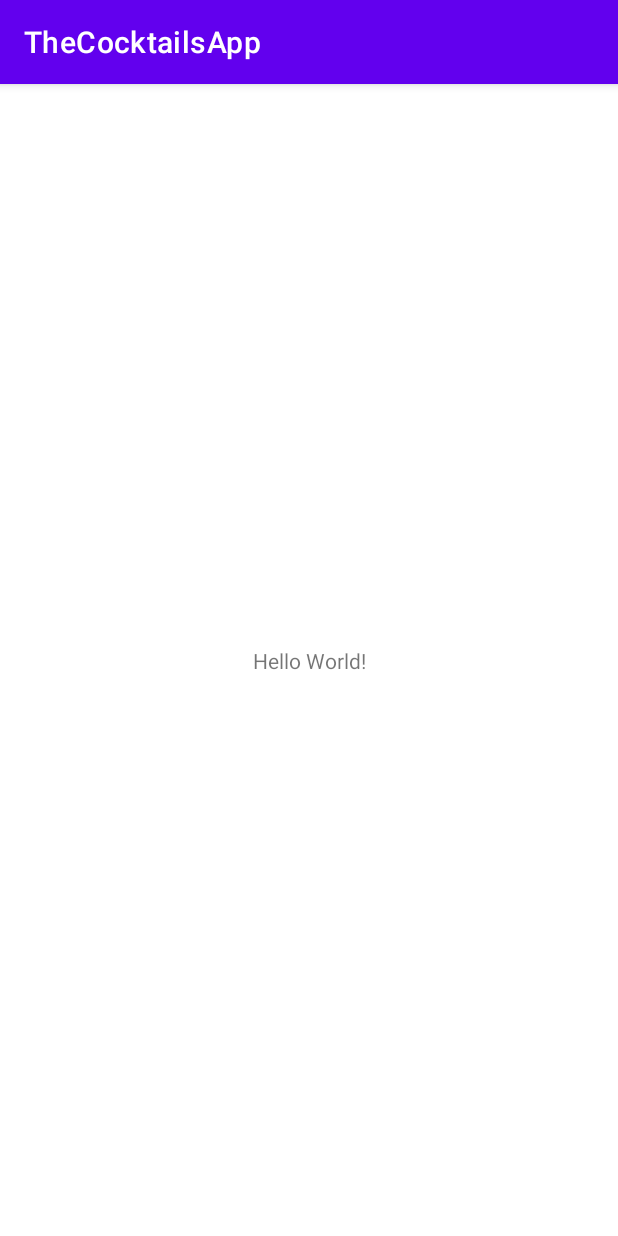
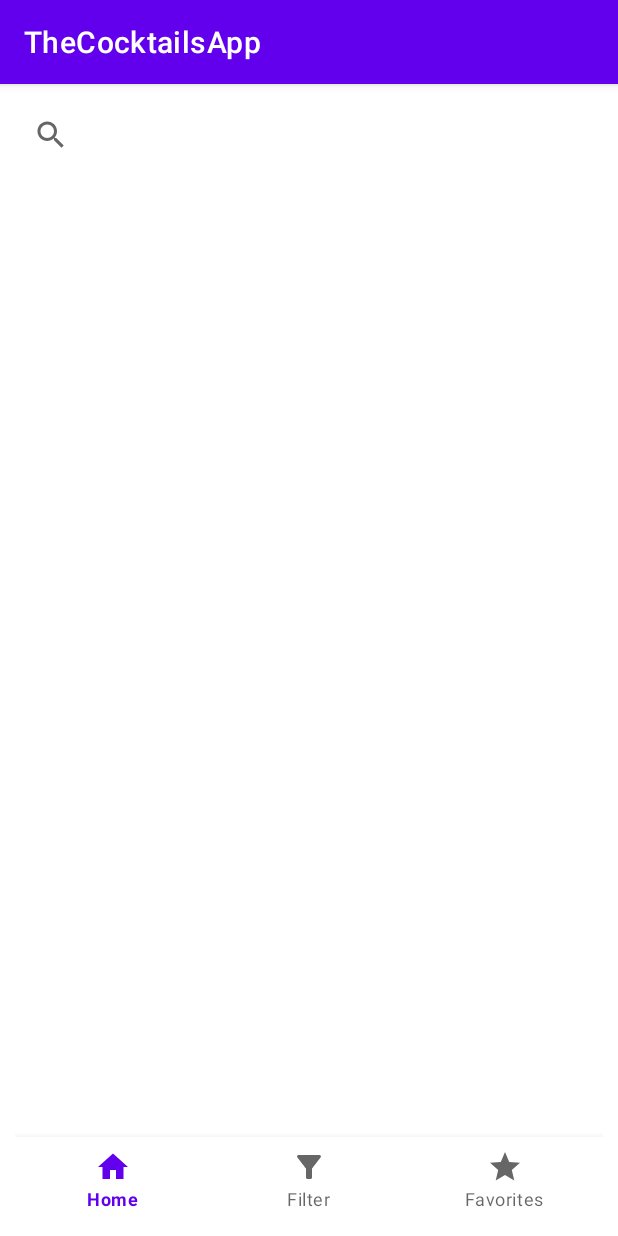
Before and after one commit to inaki92/TheCocktailApp, an Android app: the screen it shows after launch (MainActivity), on a phone screen of 412 x 824 dp. Run offline under Robolectric (Android 15) with nearby library versions, the phone set to English and light mode, and no system bars.

Commit message:
Added a Search View and a Bottom Navigation View to the activity_main.xml layout

```diff
--- /dev/null
+++ b/app/src/main/res/drawable/ic_favorite_24.xml
@@ -0,0 +1,5 @@
+<vector android:height="24dp" android:tint="#797873"
+    android:viewportHeight="24" android:viewportWidth="24"
+    android:width="24dp" xmlns:android="http://schemas.android.com/apk/res/android">
+    <path android:fillColor="@android:color/white" android:pathData="M12,17.27L18.18,21l-1.64,-7.03L22,9.24l-7.19,-0.61L12,2 9.19,8.63 2,9.24l5.46,4.73L5.82,21z"/>
+</vector>
--- /dev/null
+++ b/app/src/main/res/drawable/ic_filter_24.xml
@@ -0,0 +1,5 @@
+<vector android:height="24dp" android:tint="#797873"
+    android:viewportHeight="24" android:viewportWidth="24"
+    android:width="24dp" xmlns:android="http://schemas.android.com/apk/res/android">
+    <path android:fillColor="@android:color/white" android:pathData="M4.25,5.61C6.27,8.2 10,13 10,13v6c0,0.55 0.45,1 1,1h2c0.55,0 1,-0.45 1,-1v-6c0,0 3.72,-4.8 5.74,-7.39C20.25,4.95 19.78,4 18.95,4H5.04C4.21,4 3.74,4.95 4.25,5.61z"/>
+</vector>
--- /dev/null
+++ b/app/src/main/res/drawable/ic_home_24.xml
@@ -0,0 +1,5 @@
+<vector android:height="24dp" android:tint="#797873"
+    android:viewportHeight="24" android:viewportWidth="24"
+    android:width="24dp" xmlns:android="http://schemas.android.com/apk/res/android">
+    <path android:fillColor="@android:color/white" android:pathData="M10,20v-6h4v6h5v-8h3L12,3 2,12h3v8z"/>
+</vector>
--- a/app/src/main/res/layout/activity_main.xml
+++ b/app/src/main/res/layout/activity_main.xml
@@ -4,15 +4,23 @@
     xmlns:tools="http://schemas.android.com/tools"
     android:layout_width="match_parent"
     android:layout_height="match_parent"
-    tools:context=".MainActivity">
+    tools:context=".MainActivity"
+    android:layout_margin="10dp">
 
-    <TextView
-        android:layout_width="wrap_content"
+    <androidx.appcompat.widget.SearchView
+        android:layout_width="match_parent"
         android:layout_height="wrap_content"
-        android:text="Hello World!"
+        app:layout_constraintTop_toTopOf="parent"
+        app:layout_constraintStart_toStartOf="parent"
+        app:layout_constraintEnd_toEndOf="parent"
+        android:queryHint="Search a Cocktail"/>
+
+<!--   TODO Add fragment container view-->
+
+    <com.google.android.material.bottomnavigation.BottomNavigationView
+        android:layout_width="match_parent"
+        android:layout_height="wrap_content"
         app:layout_constraintBottom_toBottomOf="parent"
-        app:layout_constraintEnd_toEndOf="parent"
-        app:layout_constraintStart_toStartOf="parent"
-        app:layout_constraintTop_toTopOf="parent" />
+        app:menu="@menu/bottom_menu"/>
 
 </androidx.constraintlayout.widget.ConstraintLayout>
--- /dev/null
+++ b/app/src/main/res/menu/bottom_menu.xml
@@ -0,0 +1,19 @@
+<?xml version="1.0" encoding="utf-8"?>
+<menu xmlns:android="http://schemas.android.com/apk/res/android">
+
+    <item
+        android:id="@+id/menu_home"
+        android:title="@string/mi_title_home"
+        android:icon="@drawable/ic_home_24"/>
+
+    <item
+        android:id="@+id/menu_filter"
+        android:title="@string/mi_title_filter"
+        android:icon="@drawable/ic_filter_24"/>
+
+    <item
+        android:id="@+id/menu_favorite"
+        android:title="@string/mi_title_favorites"
+        android:icon="@drawable/ic_favorite_24"/>
+
+</menu>
--- a/app/src/main/res/values/strings.xml
+++ b/app/src/main/res/values/strings.xml
@@ -8,4 +8,7 @@
     <string name="tv_text_bullet">•</string>
     <string name="tv_text_ingredients">Ingredients</string>
     <string name="tv_text_instructions">Instructions</string>
+    <string name="mi_title_home">Home</string>
+    <string name="mi_title_filter">Filter</string>
+    <string name="mi_title_favorites">Favorites</string>
 </resources>
```
